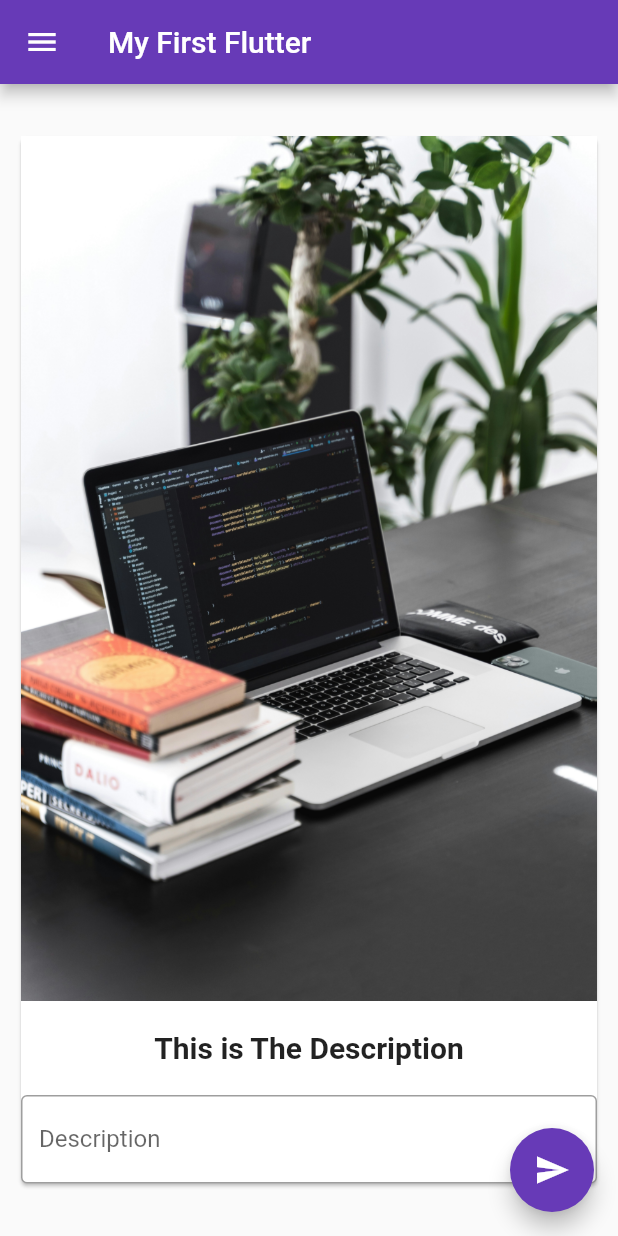
After one commit to BeminDawoud/flutter_application_1, a Flutter app: the screen it shows after launch, on a phone screen of 412 x 824 dp. The commit adds this screen. Run offline on Flutter 3.47's test engine with Material 3 defaults, Android fonts, the phone set to English and light mode, and no system bars.

Commit message:
organize file for card

```diff
--- /dev/null
+++ b/lib/card.dart
@@ -0,0 +1,40 @@
+import 'package:flutter/material.dart';
+
+class MyCard extends StatelessWidget {
+  const MyCard({
+    super.key,
+    required this.description,
+    required TextEditingController descriptionController,
+  }) : _descriptionController = descriptionController;
+
+  final String description;
+  final TextEditingController _descriptionController;
+
+  @override
+  Widget build(BuildContext context) {
+    return Card(
+      child: Column(
+        children: [
+          Image.asset('assets/code.jpg'),
+          SizedBox(
+            height: 20,
+          ),
+          Text(
+            description,
+            style: TextStyle(fontWeight: FontWeight.bold, fontSize: 20),
+          ),
+          SizedBox(
+            height: 20,
+          ),
+          TextField(
+            controller: _descriptionController,
+            decoration: InputDecoration(
+                hintText: 'write a description',
+                labelText: 'Description',
+                border: OutlineInputBorder()),
+          )
+        ],
+      ),
+    );
+  }
+}
--- a/lib/main.dart
+++ b/lib/main.dart
@@ -1,5 +1,6 @@
 import 'package:flutter/material.dart';
-import 'package:flutter_application_1/drawer.dart';
+import 'drawer.dart';
+import 'card.dart';
 
 void main() {
   runApp(MaterialApp(
@@ -32,30 +33,9 @@ class _HomePageState extends State<HomePage> {
         child: Padding(
           padding: const EdgeInsets.all(10),
           child: SingleChildScrollView(
-            child: Card(
-              child: Column(
-                children: [
-                  Image.asset('assets/code.jpg'),
-                  SizedBox(
-                    height: 20,
-                  ),
-                  Text(
-                    description,
-                    style: TextStyle(fontWeight: FontWeight.bold, fontSize: 20),
-                  ),
-                  SizedBox(
-                    height: 20,
-                  ),
-                  TextField(
-                    controller: _descriptionController,
-                    decoration: InputDecoration(
-                        hintText: 'write a description',
-                        labelText: 'Description',
-                        border: OutlineInputBorder()),
-                  )
-                ],
-              ),
-            ),
+            child: MyCard(
+                description: description,
+                descriptionController: _descriptionController),
           ),
         ),
       ),
```
